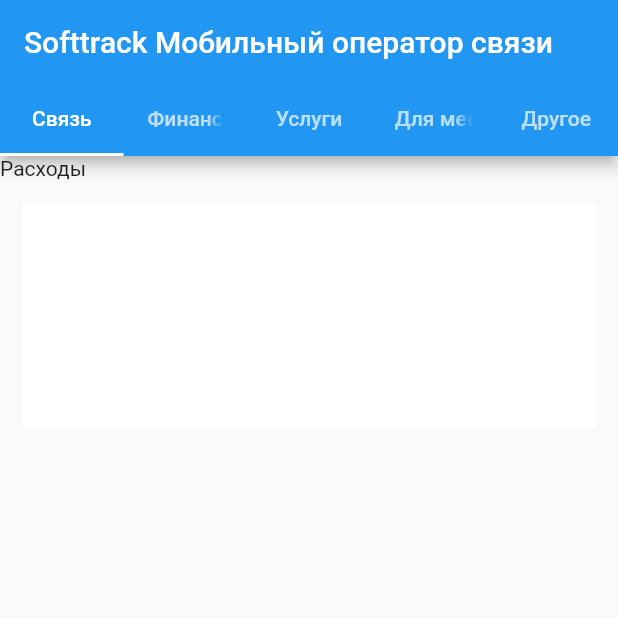
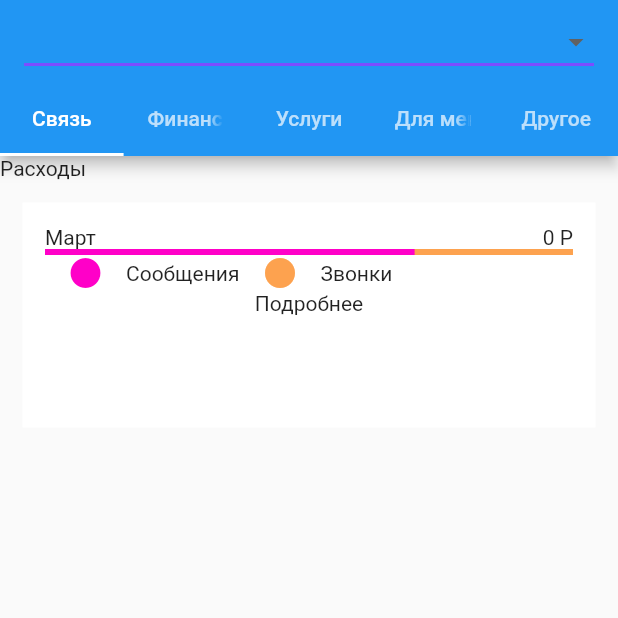
Before and after one commit to gdlyeabkov/expanded_mobile_provider, a Flutter app: the screen it shows after launch, on a phone screen of 412 x 824 dp, the top half of it. Run offline on Flutter 3.47's test engine with Material 2 defaults, Android fonts, the phone set to English and light mode, and no system bars; our stand-ins replace permission_handler; missing offline and left inert: call_log, flutter_sms_inbox, mobile_number.

```diff
--- a/lib/main.dart
+++ b/lib/main.dart
@@ -1,6 +1,12 @@
 import 'package:flutter/material.dart';
 
 import 'package:call_log/call_log.dart';
+import 'package:flutter/services.dart';
+import 'package:intl/intl.dart';
+import 'package:mobileprovider/detalization.dart';
+import 'package:mobile_number/mobile_number.dart';
+
+import 'costs.dart';
 
 void main() {
   runApp(const MyApp());
@@ -17,71 +23,49 @@ class MyApp extends StatelessWidget {
         primarySwatch: Colors.blue,
       ),
       home: const MyHomePage(),
+      routes: {
+        '/main': (context) => const MyHomePage(),
+        '/costs': (context) => const CostsPage(),
+        '/detalization': (context) => const DetalizationPage()
+      }
     );
   }
 }
 
 class MyHomePage extends StatefulWidget {
+
   const MyHomePage({Key? key}) : super(key: key);
+
   @override
   State<MyHomePage> createState() => _MyHomePageState();
+
 }
 
 class _MyHomePageState extends State<MyHomePage> {
 
   int currentTab = 0;
-  List<GestureDetector> logs = [];
+  String phoneNumber = '';
 
-  addLog(CallLogEntry record, context) {
-    String? contactName = record.name;
-    String? awardDesc = record.name;
-    String? awardType = record.name;
-    // List<String> rawAwardDateTime = awardDesc.split(' ');
-    // String rawAwardDate = rawAwardDateTime[0];
-    // List<String> rawAwardDateParts = rawAwardDate.split('.');
-    // String rawAwardDateDay = rawAwardDateParts[0];
-    // String rawAwardDateMonth = rawAwardDateParts[1];
-    // String rawAwardDateYear = rawAwardDateParts[2];
-    // int awardDateMonth = int.parse(rawAwardDateMonth);
-    // String awardDateMonthLabel = "monthsLabels[awardDateMonth]!";
-    // String correctAwardDateMonth = rawAwardDateMonth;
-    // if (correctAwardDateMonth.length == 1) {
-    //   correctAwardDateMonth = '0${correctAwardDateMonth}';
-    // }
-    // DateTime pickedDate = DateTime.parse('${rawAwardDateYear}-${correctAwardDateMonth}-${rawAwardDateDay}');
-    // String weekDayKey = DateFormat('EEEE').format(pickedDate);
-    String? weekDayLabel = "weekDayLabels[weekDayKey]";
-    String awardWeekDay = weekDayLabel;
-    String awardDate = '{awardWeekDay}, {rawAwardDateDay} {awardDateMonthLabel}';
-    GestureDetector award = GestureDetector(
-        child: Column(
-            children: [
-              Image.network(
-                  'https://cdn2.iconfinder.com/data/icons/flat-pack-1/64/Trophy-256.png',
-                  width: 75
-              ),
-              Text(
-                '$contactName',
-                textAlign: TextAlign.center,
-              ),
-              Text(
-                awardDate,
-                textAlign: TextAlign.center,
-              ),
-            ]
-        )
-    );
-    logs.add(award);
+  Future<void> initMobileNumberState() async {
+    if (!await MobileNumber.hasPhonePermission) {
+      await MobileNumber.requestPhonePermission;
+      return;
     }
-
-  Future<Iterable<CallLogEntry>> getCallLogs() async {
-    Iterable<CallLogEntry> entries = await CallLog.get();
-    return entries;
+    // Platform messages may fail, so we use a try/catch PlatformException.
+    try {
+      String rawPhoneNumber = (await MobileNumber.mobileNumber)!;
+      List<String> phoneParts = rawPhoneNumber.split('\+');
+      phoneNumber = phoneParts[1];
+      print('phoneNumber: ${phoneNumber}');
+    } on PlatformException catch (e) {
+      debugPrint("Failed to get mobile number because of '${e.message}'");
+    }
   }
 
   @override
   void initState() {
     super.initState();
+    initMobileNumberState();
   }
 
   @override
@@ -91,7 +75,34 @@ class _MyHomePageState extends State<MyHomePage> {
       length: 5,
       child: Scaffold(
         appBar: AppBar(
-          title: Text('Softtrack Мобильный оператор связи'),
+          title: DropdownButton<String>(
+            value: phoneNumber,
+            icon: const Icon(
+              Icons.arrow_drop_down
+            ),
+            isExpanded: true,
+            underline: Container(
+              height: 2,
+              color: Colors.deepPurpleAccent,
+            ),
+            onTap: () {
+
+            },
+            onChanged: (String? newValue) {
+
+              setState(() {
+                phoneNumber = newValue!;
+              });
+            },
+            items: [
+              DropdownMenuItem(
+                child: Text(
+                  phoneNumber
+                ),
+                value: phoneNumber
+              )
+            ]
+          ),
           bottom: TabBar(
             onTap: (index) {
               print('currentTabIndex: ${index}');
@@ -129,7 +140,7 @@ class _MyHomePageState extends State<MyHomePage> {
                   ),
                   GestureDetector(
                     onTap: () {
-
+                      Navigator.pushNamed(context, '/costs');
                     },
                     child: Container(
                       margin: EdgeInsets.all(
@@ -143,41 +154,69 @@ class _MyHomePageState extends State<MyHomePage> {
                       decoration: BoxDecoration(
                         color: Color.fromARGB(255, 255, 255, 255)
                       ),
+                      child: Column(
+                        children: [
+                          Row(
+                            mainAxisAlignment: MainAxisAlignment.spaceBetween,
+                            children: [
+                              Text(
+                                'Март'
+                              ),
+                              Text(
+                                '0 Р'
+                              )
+                            ]
+                          ),
+                          LinearProgressIndicator(
+                            backgroundColor: Color.fromARGB(255, 253, 162, 79),
+                            color: Color.fromARGB(255, 255, 0, 200),
+                            value: 0.7,
+                          ),
+                          Row(
+                            children: [
+                              Container(
+                                child: Icon(
+                                  Icons.circle,
+                                  color: Color.fromARGB(255, 255, 0, 200)
+                                ),
+                                margin: EdgeInsets.only(
+                                  left: 15
                                 )
                               ),
-                  FutureBuilder(
-                    future: getCallLogs(),
-                    builder: (BuildContext context, AsyncSnapshot<Iterable<CallLogEntry>> snapshot) {
-                      int snapshotsCount = 0;
-                      if (snapshot.data != null) {
-                        snapshotsCount = snapshot.data!.length;
-                        logs = [];
-                        for (int snapshotIndex = 0; snapshotIndex < snapshotsCount; snapshotIndex++) {
-                          addLog(snapshot.data!.elementAt(snapshotIndex), context);
-                        }
-                      }
-                      if (snapshot.hasData) {
-                        return Column(
-                          children: [
                               Container(
-                              height: 250,
-                              child: SingleChildScrollView(
-                                child: Column(
-                                  children: logs
+                                child: Text(
+                                  'Сообщения'
+                                ),
+                                margin: EdgeInsets.only(
+                                    left: 15
                                 )
+                              ),
+                              Container(
+                                child: Icon(
+                                  Icons.circle,
+                                  color: Color.fromARGB(255, 253, 162, 79)
+                                ),
+                                margin: EdgeInsets.only(
+                                  left: 15
+                                )
+                              ),
+                              Container(
+                                child: Text(
+                                  'Звонки'
+                                ),
+                                margin: EdgeInsets.only(
+                                  left: 15
                                 )
                               )
                             ]
-                        );
-                      } else {
-                        return Column(
-
-                        );
-                      }
-                      return Column(
-
-                      );
-                    }
+                          ),
+                          Text(
+                            'Подробнее',
+                            textAlign: TextAlign.right,
+                          )
+                        ]
+                      )
+                    )
                   )
                 ]
               )
--- a/pubspec.yaml
+++ b/pubspec.yaml
@@ -30,7 +30,10 @@ dependencies:
   flutter:
     sdk: flutter
   call_log: ^3.2.2
-
+  intl: ^0.17.0
+  flutter_sms_inbox: ^1.0.1
+  permission_handler: ^9.2.0
+  mobile_number: ^1.0.4
 
   # The following adds the Cupertino Icons font to your application.
   # Use with the CupertinoIcons class for iOS style icons.
```
Also changed, not shown: lib/costs.dart (added, +205 -0 lines), lib/detalization.dart (added, +319 -0 lines), pubspec.lock, 2 other files. Lines whose indentation alone changed are shown as unchanged.
